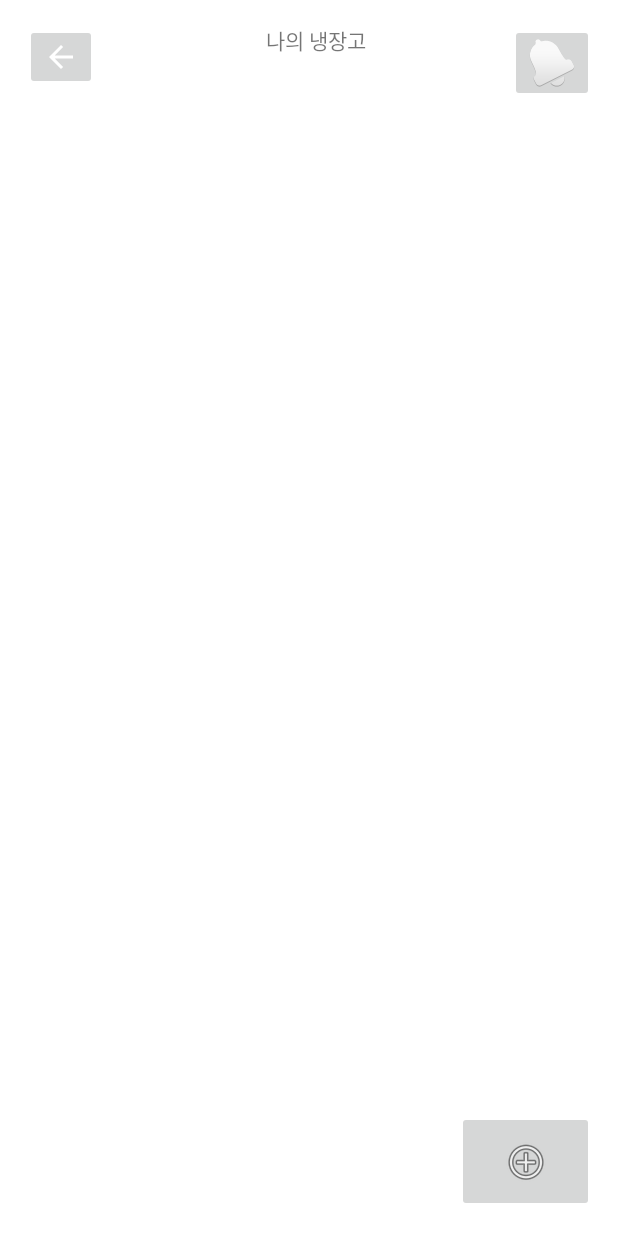
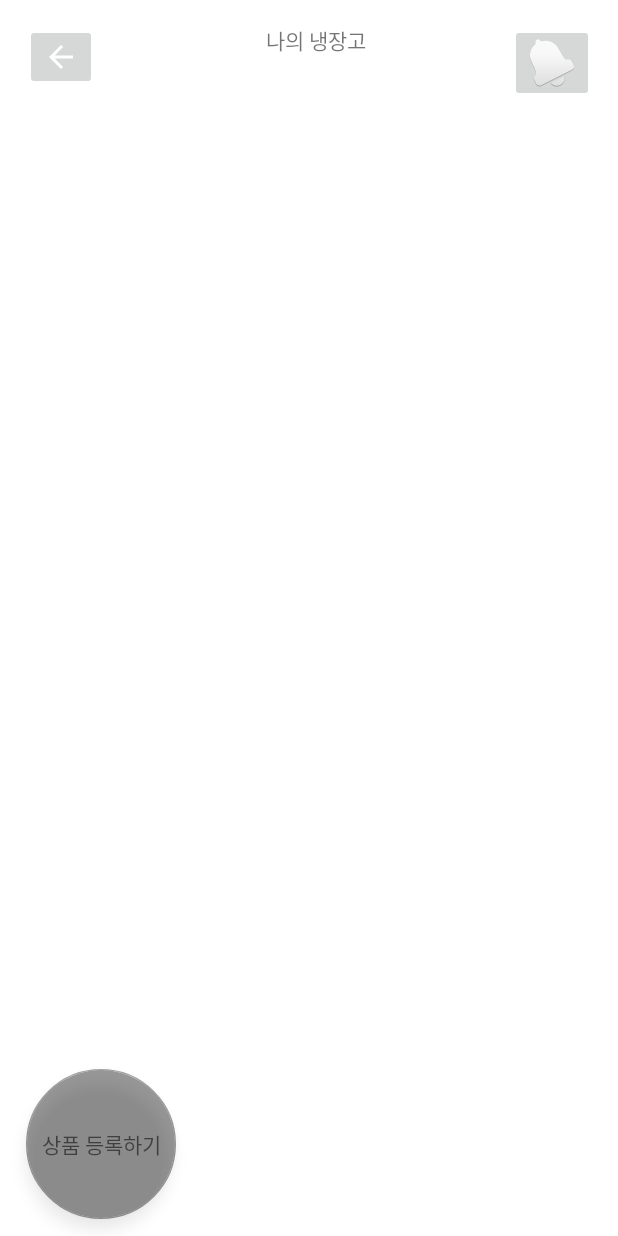
Before and after one commit to herok97/EveryRefri1, an Android app: the layout activity_8_myrefri.xml on its own in the app's theme, with its tools: preview values and no code run, on a phone screen of 412 x 824 dp. Run offline under Robolectric (Android 15) with nearby library versions, the phone set to English and light mode, and no system bars.

Commit message:
몇 가지 오류 수정, 상품 등록 버튼 floating 버튼으로 다시 만듬 단 로그인 시 빠르게 다른 액티비티로 가는 버튼 누르면 팅김..

```diff
--- a/app/src/main/java/com/example/everyrefri/MainActivity.java
+++ b/app/src/main/java/com/example/everyrefri/MainActivity.java
@@ -29,6 +29,7 @@ public class MainActivity extends AppCompatActivity {
             public void onClick(View view) { // 버튼 클릭시 아래 내용 수행
                 Intent intent = new Intent(getApplicationContext(), activity_2_sign_up.class);
                 startActivityForResult(intent,2);
+                finish();
             }
         });
 
@@ -38,6 +39,7 @@ public class MainActivity extends AppCompatActivity {
             public void onClick(View view) { // 버튼 클릭시 아래 내용 수행
                 Intent intent = new Intent(getApplicationContext(), activity_3_sign_in.class);
                 startActivityForResult(intent,3);
+                finish();
             }
         });
 
--- a/app/src/main/java/com/example/everyrefri/activity_3_sign_in.java
+++ b/app/src/main/java/com/example/everyrefri/activity_3_sign_in.java
@@ -96,7 +96,8 @@ public class activity_3_sign_in extends AppCompatActivity {
 
                             // 유저 정보 전달 객체 생성
                             Intent intent = new Intent(getApplicationContext(), activity_4_main.class);
-                            intent.putExtra("email", (String) email);
+                            intent.putExtra("email", email);
+                            intent.putExtra("id", "");
                             startActivity(intent);
                             finish();
                         }else{
--- a/app/src/main/res/layout/activity_8_myrefri.xml
+++ b/app/src/main/res/layout/activity_8_myrefri.xml
@@ -40,23 +40,44 @@
         app:layout_constraintTop_toTopOf="parent"
         app:srcCompat="@android:drawable/ic_popup_reminder" />
 
-    <ImageButton
-        android:id="@+id/ibt_add"
-        android:layout_width="91dp"
-        android:layout_height="67dp"
-        android:layout_marginEnd="16dp"
-        android:layout_marginBottom="16dp"
-        app:layout_constraintBottom_toBottomOf="parent"
-        app:layout_constraintEnd_toEndOf="parent"
-        app:srcCompat="@android:drawable/ic_menu_add" />
-
     <LinearLayout
+        android:id="@+id/linearLayout3"
         android:layout_width="407dp"
         android:layout_height="552dp"
         android:layout_marginTop="13dp"
         android:orientation="vertical"
+        app:layout_constraintBottom_toBottomOf="parent"
         app:layout_constraintEnd_toEndOf="parent"
         app:layout_constraintStart_toStartOf="parent"
-        app:layout_constraintTop_toBottomOf="@+id/ibt_alarm8"></LinearLayout>
+        app:layout_constraintTop_toBottomOf="@+id/ibt_alarm8">
+
+    </LinearLayout>
+
+    <FrameLayout
+        android:layout_width="135dp"
+        android:layout_height="122dp"
+        android:visibility="visible"
+        app:layout_constraintBottom_toBottomOf="parent"
+        app:layout_constraintStart_toStartOf="parent">
+
+        <TextView
+            android:id="@+id/tv_write"
+            android:layout_width="wrap_content"
+            android:layout_height="wrap_content"
+            android:layout_gravity="center"
+            android:text="상품 등록하기" />
+
+        <com.google.android.material.floatingactionbutton.FloatingActionButton
+            android:id="@+id/fab_write"
+            android:layout_width="100dp"
+            android:layout_height="100dp"
+            android:layout_gravity="center"
+            android:alpha="0.4"
+            android:clickable="true"
+            app:backgroundTint="#000000"
+            app:rippleColor="#783535"
+            app:srcCompat="@android:drawable/ic_menu_edit" />
+
+    </FrameLayout>
 
 </androidx.constraintlayout.widget.ConstraintLayout>
```
Also changed, not shown: app/src/main/java/com/example/everyrefri/activity_13_write.java (+31 -31 lines), app/src/main/java/com/example/everyrefri/activity_4_main.java (+69 -52 lines), app/src/main/java/com/example/everyrefri/activity_6_board.java (+44 -0 lines), app/src/main/java/com/example/everyrefri/activity_8_myrefri.java (+72 -0 lines), app/src/main/res/layout/activity_6_board.xml (+27 -0 lines).
